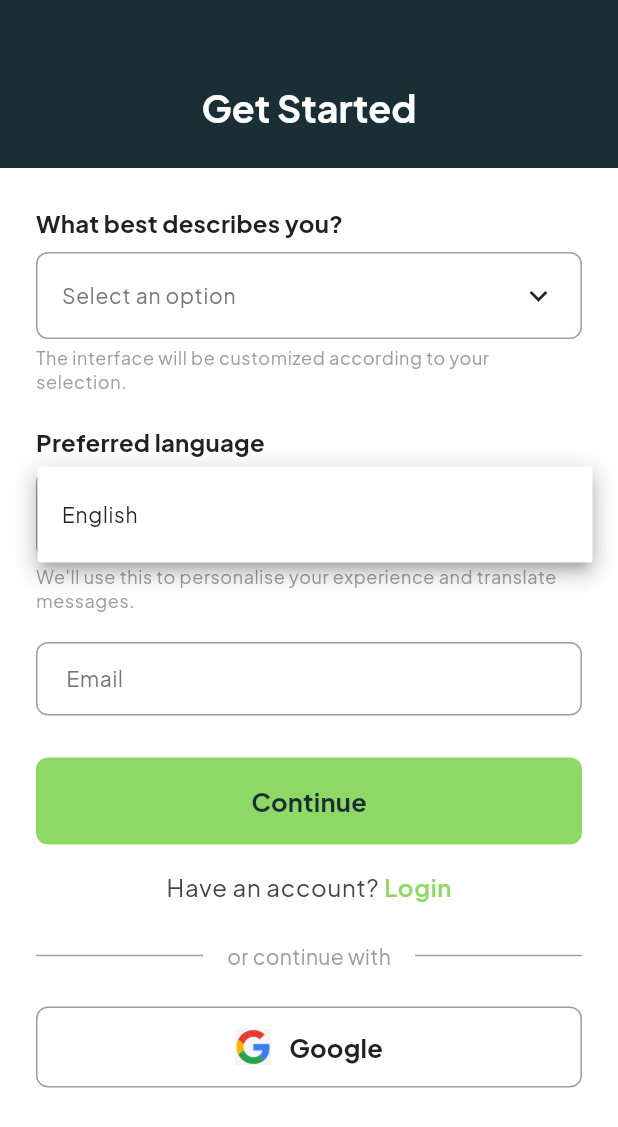
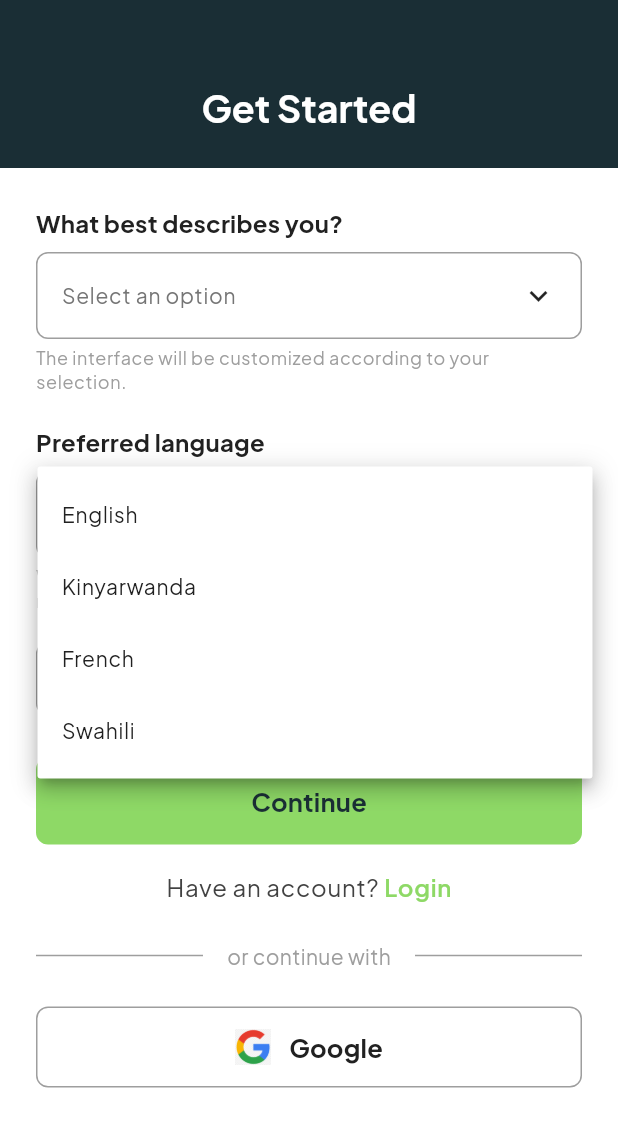
Before and after one commit to mnelson-1/expat_homes, a Flutter app: the GetStartedScreen screen opened directly, after a tap on "English", on a phone screen of 412 x 824 dp. Shown: the top 1127 px of the screen. Run offline on Flutter 3.47's test engine with Material 3 defaults, Android fonts, the phone set to English and light mode, and no system bars; our stand-ins replace google_fonts.

Commit message:
implemented verification subscreen

```diff
--- a/expat_app/lib/screens/get_started_screen.dart
+++ b/expat_app/lib/screens/get_started_screen.dart
@@ -22,6 +22,13 @@ enum _UserRole {
   const _UserRole(this.label);
   final String label;
 }
+
+const List<String> _supportedLanguages = [
+  'English',
+  'Kinyarwanda',
+  'French',
+  'Swahili',
+];
 
 /// Get Started onboarding screen: role, language, email, Continue, Login, Google.
 class GetStartedScreen extends StatefulWidget {
@@ -56,13 +63,33 @@ class _GetStartedScreenState extends State<GetStartedScreen> {
         children: [
           _buildHeader(textTheme),
           Expanded(
-            child: SingleChildScrollView(
+            child: LayoutBuilder(
+              builder: (context, constraints) {
+                return SingleChildScrollView(
                   padding: const EdgeInsets.symmetric(horizontal: 24),
+                  child: ConstrainedBox(
+                    constraints:
+                        BoxConstraints(minHeight: constraints.maxHeight),
                     child: Column(
+                      mainAxisAlignment: _verificationMessageSent
+                          ? MainAxisAlignment.center
+                          : MainAxisAlignment.start,
                       crossAxisAlignment: CrossAxisAlignment.stretch,
                       children: [
+                        if (!_verificationMessageSent)
                           const SizedBox(height: 24),
-                  _buildSectionLabel(textTheme, 'What best describes you?'),
+                  AnimatedSize(
+                    duration: const Duration(milliseconds: 300),
+                    curve: Curves.easeInOut,
+                    alignment: Alignment.topCenter,
+                    child: _verificationMessageSent
+                        ? const SizedBox.shrink()
+                        : Column(
+                            mainAxisSize: MainAxisSize.min,
+                            crossAxisAlignment: CrossAxisAlignment.stretch,
+                            children: [
+                              _buildSectionLabel(
+                                  textTheme, 'What best describes you?'),
                               const SizedBox(height: 8),
                               _buildDropdown<String>(
                                 value: _selectedRole?.label,
@@ -81,8 +108,8 @@ class _GetStartedScreenState extends State<GetStartedScreen> {
                                 onChanged: (v) {
                                   if (v == null) return;
                                   setState(() {
-                        _selectedRole =
-                            _UserRole.values.firstWhere((r) => r.label == v);
+                                    _selectedRole = _UserRole.values
+                                        .firstWhere((r) => r.label == v);
                                   });
                                 },
                               ),
@@ -92,19 +119,23 @@ class _GetStartedScreenState extends State<GetStartedScreen> {
                                 'The interface will be customized according to your selection.',
                               ),
                               const SizedBox(height: 20),
-                  _buildSectionLabel(textTheme, 'Preferred language'),
+                              _buildSectionLabel(
+                                  textTheme, 'Preferred language'),
                               const SizedBox(height: 8),
                               _buildDropdown<String>(
                                 value: _selectedLanguage,
                                 hint: 'Select language',
-                    items: [
-                      DropdownMenuItem(
-                        value: 'English',
-                        child: Text('English', style: _dropdownItemStyle(context)),
+                                items: _supportedLanguages
+                                    .map(
+                                      (lang) => DropdownMenuItem<String>(
+                                        value: lang,
+                                        child: Text(lang,
+                                            style: _dropdownItemStyle(context)),
                                       ),
-                    ],
-                    onChanged: (v) =>
-                        setState(() => _selectedLanguage = v ?? 'English'),
+                                    )
+                                    .toList(),
+                                onChanged: (v) => setState(
+                                    () => _selectedLanguage = v ?? 'English'),
                               ),
                               const SizedBox(height: 4),
                               _buildHelper(
@@ -112,12 +143,16 @@ class _GetStartedScreenState extends State<GetStartedScreen> {
                                 "We'll use this to personalise your experience and translate messages.",
                               ),
                               const SizedBox(height: 20),
+                            ],
+                          ),
+                  ),
                   _buildTextField(
                     controller: _emailController,
                     focusNode: _emailFocus,
                     hint: 'Email',
                     keyboardType: TextInputType.emailAddress,
                     autofillHints: const [AutofillHints.email],
+                    readOnly: _verificationMessageSent,
                   ),
                   if (_verificationMessageSent) ...[
                     const SizedBox(height: 4),
@@ -138,6 +173,9 @@ class _GetStartedScreenState extends State<GetStartedScreen> {
                   const SizedBox(height: 32),
                 ],
                     ),
+                  ),
+                );
+              },
             ),
           ),
         ],
@@ -237,12 +275,14 @@ class _GetStartedScreenState extends State<GetStartedScreen> {
     required String hint,
     TextInputType? keyboardType,
     List<String>? autofillHints,
+    bool readOnly = false,
   }) {
     return TextField(
       controller: controller,
       focusNode: focusNode,
       keyboardType: keyboardType,
       autofillHints: autofillHints,
+      readOnly: readOnly,
       style: Theme.of(context).textTheme.bodyLarge?.copyWith(
         fontSize: _GetStartedColors.fieldFontSize,
         color: _GetStartedColors.bodyText,
```
Lines whose indentation alone changed are shown as unchanged.
